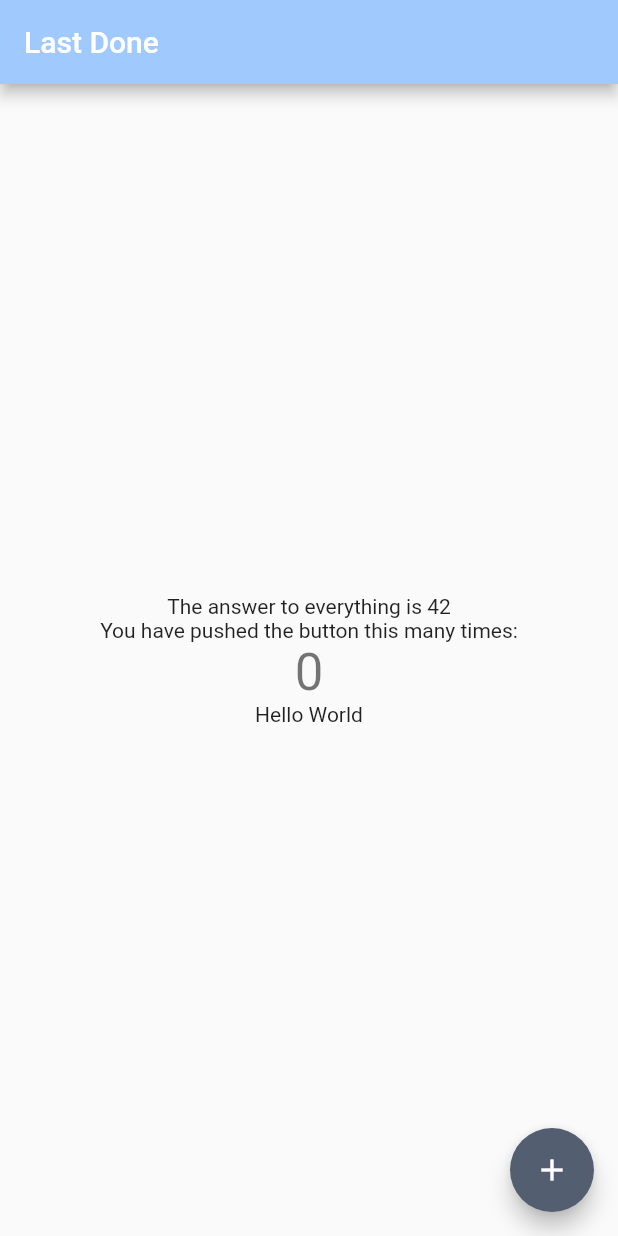
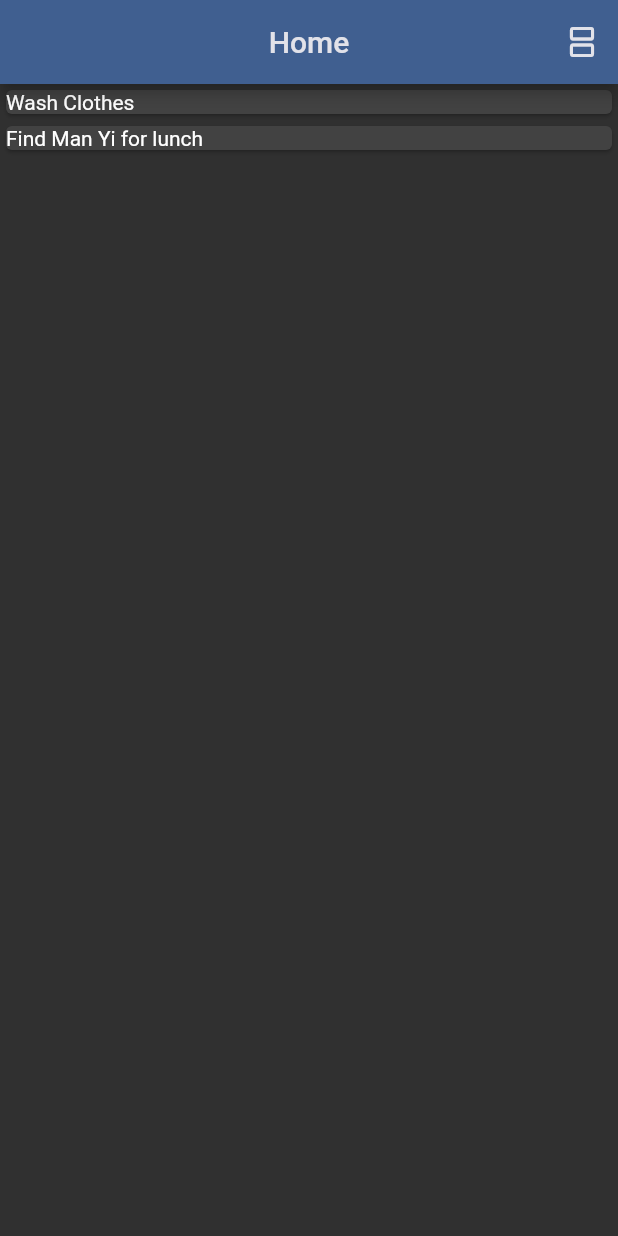
Before and after one commit to DanWlker/last_done, a Flutter app: the screen it shows after launch, on a phone screen of 412 x 824 dp. Run offline on Flutter 3.47's test engine with Material 2 defaults, Android fonts, the phone set to English and light mode, and no system bars; our stand-ins replace flutter_riverpod, riverpod_annotation; generated files the repository leaves out were written again.

Commit message:
Added animation for home page switching between list and grid view

```diff
--- /dev/null
+++ b/lib/home/entity/home_page_display_mode_entity.dart
@@ -0,0 +1,4 @@
+enum HomePageDisplayModeEntity {
+  list,
+  grid,
+}
--- /dev/null
+++ b/lib/home/home_page.dart
@@ -0,0 +1,111 @@
+import 'package:flutter/material.dart';
+import 'package:flutter_riverpod/flutter_riverpod.dart';
+import 'package:last_done/home/entity/home_page_display_mode_entity.dart';
+import 'package:last_done/home/model/home_page_model.dart';
+import 'package:last_done/home/widget/home_page_display_mode_button.dart';
+
+class HomePage extends ConsumerStatefulWidget {
+  const HomePage({super.key});
+
+  @override
+  ConsumerState<HomePage> createState() => HomePageState();
+}
+
+class HomePageState extends ConsumerState<HomePage> {
+  @override
+  Widget build(BuildContext context) {
+    return Scaffold(
+      appBar: AppBar(
+        backgroundColor: Theme.of(context).colorScheme.inversePrimary,
+        title: const Text('Home'),
+        centerTitle: true,
+        actions: [
+          HomePageDisplayModeButton(
+            extraOnPressed: () {
+              Navigator.of(context)
+                  .pushReplacement(_createRoute(const HomePage()));
+            },
+          )
+        ],
+      ),
+      body: ref.read(homePageDisplayModeProvider) ==
+              HomePageDisplayModeEntity
+                  .list //!* using ref.watch here will affect the navigation push replacement animation, so we have to use ref.read
+          ? ListView.builder(
+              physics: const BouncingScrollPhysics(),
+              itemCount: ref.watch(lastDoneItemListProvider).length,
+              itemBuilder: (context, index) {
+                return Hero(
+                  tag: index,
+                  child: Card(
+                    child:
+                        Text(ref.watch(lastDoneItemListProvider)[index].title),
+                  ),
+                );
+              },
+            )
+          : GridView.builder(
+              physics: const BouncingScrollPhysics(),
+              itemCount: ref.watch(lastDoneItemListProvider).length,
+              gridDelegate: const SliverGridDelegateWithFixedCrossAxisCount(
+                  crossAxisCount: 2),
+              itemBuilder: (context, index) {
+                return Hero(
+                  tag: index,
+                  child: Card(
+                    child:
+                        Text(ref.watch(lastDoneItemListProvider)[index].title),
+                  ),
+                );
+              },
+            ),
+    );
+  }
+}
+
+// Credits:
+// https://stackoverflow.com/questions/60370915/animation-when-switch-grid-view-to-list-view-flutter
+// https://dartpad.dev/05785dfd91a02e55d68a6cd086dcbf0b
+//
+// Note will refactor to use Hero transition in the same page once flutter fixes it
+// See: https://github.com/flutter/flutter/issues/54200
+Route _createRoute(Widget destination) {
+  return PageRouteBuilder(
+    pageBuilder: (BuildContext context, Animation<double> animation,
+            Animation<double> secondaryAnimation) =>
+        destination,
+    transitionDuration: const Duration(milliseconds: 300),
+    reverseTransitionDuration: const Duration(milliseconds: 300),
+    transitionsBuilder: (BuildContext context, Animation<double> animation,
+        Animation<double> secondaryAnimation, Widget child) {
+      return FadeTransition(
+        opacity: CurvedAnimation(
+            parent: animation,
+            curve: Curves.easeOutCirc,
+            reverseCurve: Curves.easeOutCirc.flipped),
+        child: child,
+      );
+    },
+  );
+}
+
+class CustomRectTween extends MaterialRectCenterArcTween {
+  CustomRectTween({required this.a, required this.b}) : super(begin: a, end: b);
+  final Rect a, b;
+
+  @override
+  Rect lerp(double t) {
+    final double myCurve = Curves.easeOutCirc.transform(t);
+
+    return Rect.fromLTRB(
+      lerpDouble(a.left, b.left, myCurve),
+      lerpDouble(a.top, b.top, myCurve),
+      lerpDouble(a.right, b.right, myCurve),
+      lerpDouble(a.bottom, b.bottom, myCurve),
+    );
+  }
+
+  double lerpDouble(num a, num b, double t) {
+    return a + (b - a) * t;
+  }
+}
--- /dev/null
+++ b/lib/home/model/home_page_model.dart
@@ -0,0 +1,25 @@
+import 'package:last_done/home/entity/home_page_display_mode_entity.dart';
+import 'package:last_done/home/entity/last_done_item.dart';
+import 'package:riverpod_annotation/riverpod_annotation.dart';
+
+part 'home_page_model.g.dart';
+
+@riverpod
+List<LastDoneItem> lastDoneItemList(LastDoneItemListRef ref) {
+  return [
+    LastDoneItem(id: '001', title: "Wash Clothes"),
+    LastDoneItem(id: '001', title: "Find Man Yi for lunch"),
+  ];
+}
+
+@riverpod
+class HomePageDisplayMode extends _$HomePageDisplayMode {
+  @override
+  build() {
+    return HomePageDisplayModeEntity.list;
+  }
+
+  void changeDisplayMode(HomePageDisplayModeEntity homePageDisplayModeEntity) {
+    state = homePageDisplayModeEntity;
+  }
+}
--- a/lib/home/my_home_page.dart
+++ /dev/null
@@ -1,48 +0,0 @@
-import 'package:flutter/material.dart';
-import 'package:flutter_riverpod/flutter_riverpod.dart';
-import 'package:last_done/home/model/my_home_page_model.dart';
-
-class MyHomePage extends ConsumerStatefulWidget {
-  const MyHomePage({super.key});
-
-  @override
-  ConsumerState<MyHomePage> createState() => _MyHomePageState();
-}
-
-class _MyHomePageState extends ConsumerState<MyHomePage> {
-  @override
-  Widget build(BuildContext context) {
-    return Scaffold(
-      appBar: AppBar(
-        backgroundColor: Theme.of(context).colorScheme.inversePrimary,
-        title: const Text('Last Done'),
-      ),
-      body: Center(
-        child: Column(
-          mainAxisAlignment: MainAxisAlignment.center,
-          children: <Widget>[
-            ref.watch(networkApiToGetAnswerToEverythingProvider).when(
-                  error: (err, stack) => const Text('Error'),
-                  loading: () => const CircularProgressIndicator(),
-                  data: (data) => Text('The answer to everything is $data'),
-                ),
-            const Text(
-              'You have pushed the button this many times:',
-            ),
-            Text(
-              '${ref.watch(counterProvider)}',
-              style: Theme.of(context).textTheme.headlineMedium,
-            ),
-            if (ref.watch(shouldShowHelloWorldTextProvider))
-              const Text('Hello World'),
-          ],
-        ),
-      ),
-      floatingActionButton: FloatingActionButton(
-        onPressed: () => ref.read(counterProvider.notifier).increment(),
-        tooltip: 'Increment',
-        child: const Icon(Icons.add),
-      ),
-    );
-  }
-}
--- /dev/null
+++ b/lib/home/widget/home_page_display_mode_button.dart
@@ -0,0 +1,38 @@
+import 'package:flutter/material.dart';
+import 'package:flutter_riverpod/flutter_riverpod.dart';
+import 'package:last_done/home/entity/home_page_display_mode_entity.dart';
+import 'package:last_done/home/model/home_page_model.dart';
+
+class HomePageDisplayModeButton extends ConsumerWidget {
+  final VoidCallback? extraOnPressed;
+
+  const HomePageDisplayModeButton({
+    super.key,
+    this.extraOnPressed,
+  });
+
+  @override
+  Widget build(BuildContext context, WidgetRef ref) {
+    return IconButton(
+      onPressed: () {
+        switch (ref.read(homePageDisplayModeProvider)
+            as HomePageDisplayModeEntity) {
+          case HomePageDisplayModeEntity.grid:
+            ref
+                .read(homePageDisplayModeProvider.notifier)
+                .changeDisplayMode(HomePageDisplayModeEntity.list);
+          case HomePageDisplayModeEntity.list:
+            ref
+                .read(homePageDisplayModeProvider.notifier)
+                .changeDisplayMode(HomePageDisplayModeEntity.grid);
+        }
+        extraOnPressed?.call();
+      },
+      icon: Icon(
+        ref.watch(homePageDisplayModeProvider) == HomePageDisplayModeEntity.list
+            ? Icons.splitscreen_rounded
+            : Icons.grid_view_rounded,
+      ),
+    );
+  }
+}
--- a/lib/main.dart
+++ b/lib/main.dart
@@ -1,6 +1,6 @@
 import 'package:flutter/material.dart';
 import 'package:flutter_riverpod/flutter_riverpod.dart';
-import 'package:last_done/home/my_home_page.dart';
+import 'package:last_done/home/home_page.dart';
 
 void main() {
   runApp(const ProviderScope(child: MyApp()));
@@ -14,9 +14,12 @@ class MyApp extends StatelessWidget {
     return MaterialApp(
       title: 'Last Done',
       theme: ThemeData(
-        colorScheme: ColorScheme.fromSeed(seedColor: Colors.blue),
+        colorScheme: ColorScheme.fromSeed(
+          seedColor: const Color.fromARGB(255, 46, 52, 64),
+          brightness: Brightness.dark,
+        ),
       ),
-      home: const MyHomePage(),
+      home: const HomePage(),
     );
   }
 }
```
Also changed, not shown: lib/home/entity/last_done_item.dart (added, +9 -0 lines), lib/home/model/my_home_page_model.dart (deleted, +0 -23 lines), lib/home/model/home_page_model.g.dart (added), lib/home/model/my_home_page_model.g.dart (deleted).
